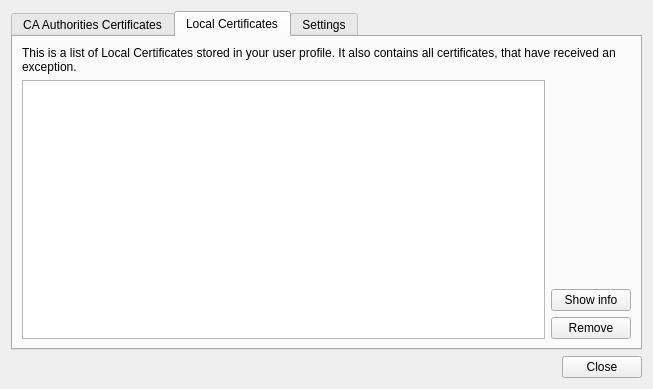
Before: the Qt Designer form src/lib/preferences/sslmanager.ui in QupZilla/qupzilla, drawn with Qt 5.
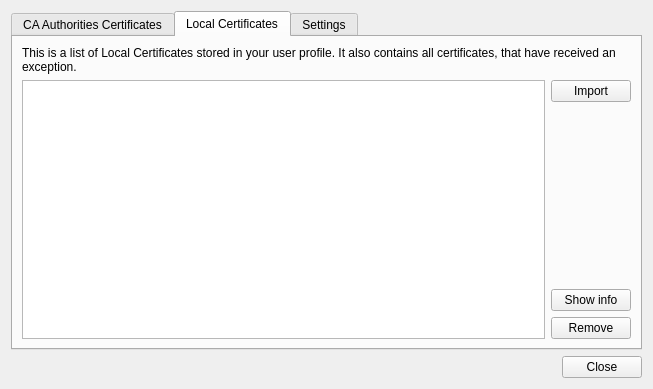
After: the same form once the commit is applied. The open tabs and pages were chosen to show the change.

Commit message: Added option to import certificate in Certificate Manager - Cookies manager, browsing library and download manager   can now be closed with Esc key press

What changed in the file:
```diff
--- a/src/lib/preferences/sslmanager.ui
+++ b/src/lib/preferences/sslmanager.ui
@@ -73,6 +73,13 @@
        </item>
        <item row="1" column="1">
         <layout class="QVBoxLayout" name="verticalLayout">
+         <item>
+          <widget class="QPushButton" name="addLocalCert">
+           <property name="text">
+            <string>Import</string>
+           </property>
+          </widget>
+         </item>
          <item>
           <spacer name="verticalSpacer">
            <property name="orientation">
```
Left out of the diff: 2 changed lines with no effect on the pictures. The commit also changes 10 other files.
